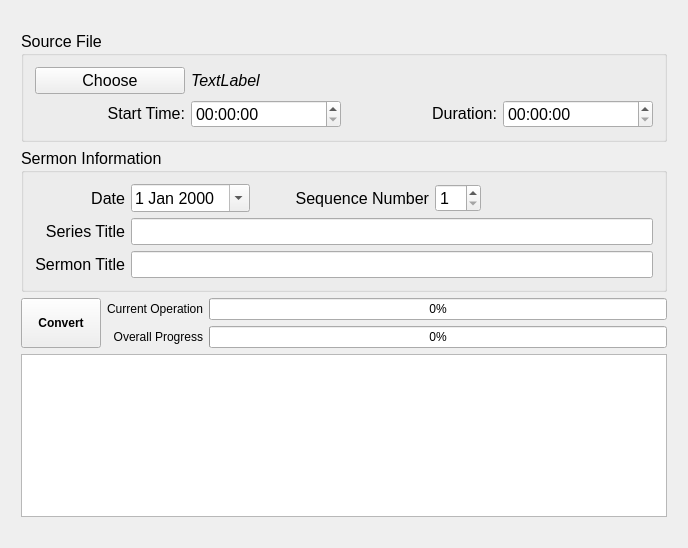
Qt form sermonconvert/qt/MainWindow.ui (tedcarnahan/sermonconvert) before a commit.
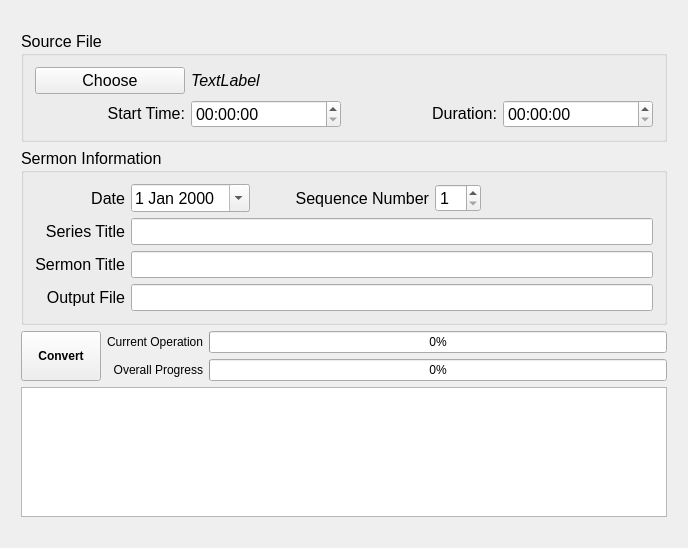
The same form after that commit.

Commit message: Add auto-updating output filename box

What changed in the file:
```diff
--- a/sermonconvert/qt/MainWindow.ui
+++ b/sermonconvert/qt/MainWindow.ui
@@ -320,6 +320,32 @@
            </property>
           </widget>
          </item>
+         <item row="5" column="0">
+          <widget class="QLabel" name="labelOutputFile">
+           <property name="sizePolicy">
+            <sizepolicy hsizetype="Minimum" vsizetype="Preferred">
+             <horstretch>0</horstretch>
+             <verstretch>0</verstretch>
+            </sizepolicy>
+           </property>
+           <property name="text">
+            <string>Output File</string>
+           </property>
+           <property name="alignment">
+            <set>Qt::AlignRight|Qt::AlignTrailing|Qt::AlignVCenter</set>
+           </property>
+          </widget>
+         </item>
+         <item row="5" column="1" colspan="5">
+          <widget class="QLineEdit" name="outputFile">
+           <property name="sizePolicy">
+            <sizepolicy hsizetype="Expanding" vsizetype="Preferred">
+             <horstretch>0</horstretch>
+             <verstretch>0</verstretch>
+            </sizepolicy>
+           </property>
+          </widget>
+         </item>
         </layout>
        </widget>
       </item>
```
The commit also changes 2 other files.
